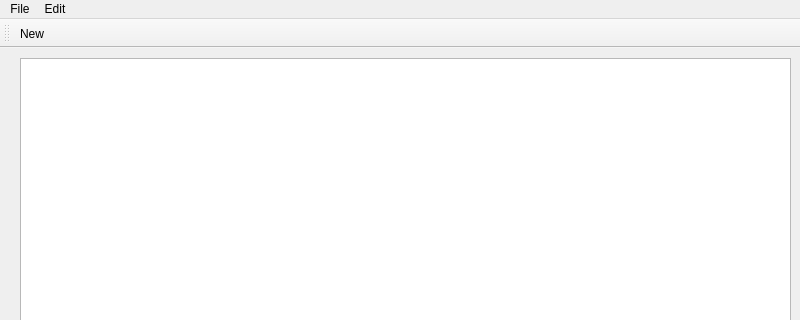
The window that QtNotepad/mainwindow.ui (IstrateMihai0209/QTProjects) describes before a commit, drawn with Qt 5; both pictures show x 0 to 800 and y 0 to 320 of the 800 by 600 pixel window.
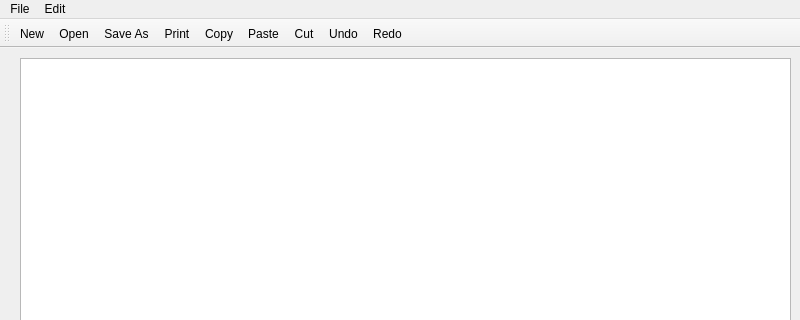
The same window after the commit. Icons and pictures are not drawn.

The edit to the form file:
```diff
--- a/QtNotepad/mainwindow.ui
+++ b/QtNotepad/mainwindow.ui
@@ -76,6 +76,14 @@
     <bool>false</bool>
    </attribute>
    <addaction name="actionNew"/>
+   <addaction name="actionOpen"/>
+   <addaction name="actionSave_As"/>
+   <addaction name="actionPrint"/>
+   <addaction name="actionCopy"/>
+   <addaction name="actionPaste"/>
+   <addaction name="actionCut"/>
+   <addaction name="actionUndo"/>
+   <addaction name="actionRedo"/>
   </widget>
   <action name="actionNew">
    <property name="icon">
@@ -122,6 +130,16 @@
     <string>Cut</string>
    </property>
   </action>
+  <action name="actionUndo">
+   <property name="icon">
+    <iconset>
+     <normalon>:/imgs/Undo.png</normalon>
+    </iconset>
+   </property>
+   <property name="text">
+    <string>Undo</string>
+   </property>
+  </action>
   <action name="actionRedo">
    <property name="text">
     <string>Redo</string>
```
Left out of the diff: 39 changed lines with no effect on the pictures.
